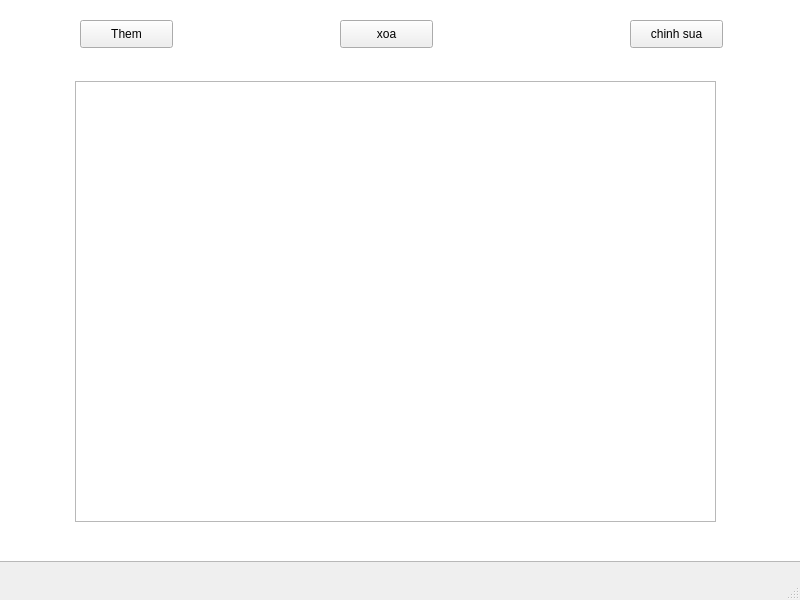
TranThaiHungXiKe/pti, file ui/main.ui: the form before one commit.
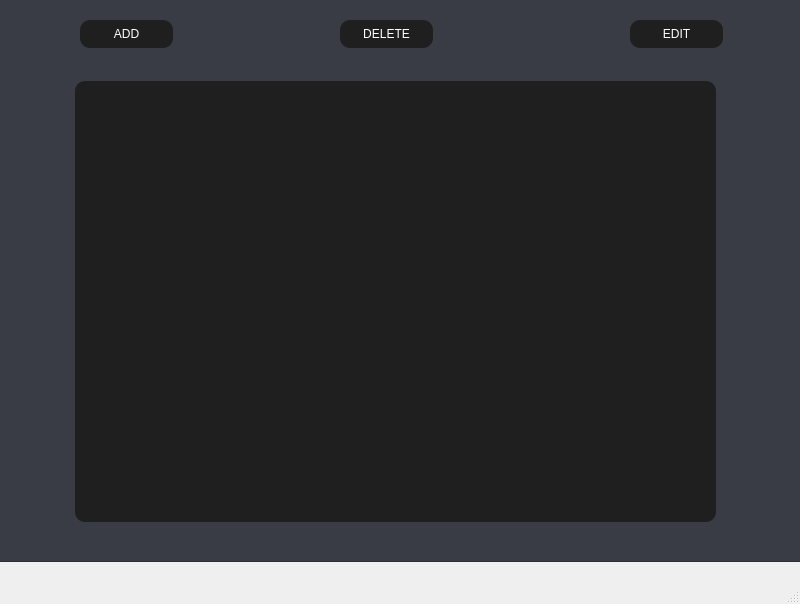
The form after the commit.

```diff
--- a/ui/main.ui
+++ b/ui/main.ui
@@ -7,7 +7,7 @@
     <x>0</x>
     <y>0</y>
     <width>800</width>
-    <height>600</height>
+    <height>604</height>
    </rect>
   </property>
   <property name="windowTitle">
@@ -23,6 +23,9 @@
       <height>571</height>
      </rect>
     </property>
+    <property name="styleSheet">
+     <string notr="true">background-color: rgb(57, 60, 68)</string>
+    </property>
    </widget>
    <widget class="QPushButton" name="pushButton">
     <property name="geometry">
@@ -33,8 +36,11 @@
       <height>28</height>
      </rect>
     </property>
+    <property name="styleSheet">
+     <string notr="true">border-radius:10px;background-color:rgb(31, 31, 31);COLOR:rgb(255, 255, 255)</string>
+    </property>
     <property name="text">
-     <string>Them</string>
+     <string>ADD</string>
     </property>
    </widget>
    <widget class="QPushButton" name="pushButton_2">
@@ -46,8 +52,11 @@
       <height>28</height>
      </rect>
     </property>
+    <property name="styleSheet">
+     <string notr="true">border-radius:10px;background-color:rgb(31, 31, 31);COLOR:rgb(255, 255, 255)</string>
+    </property>
     <property name="text">
-     <string>xoa</string>
+     <string>DELETE</string>
     </property>
    </widget>
    <widget class="QPushButton" name="pushButton_3">
@@ -59,8 +68,11 @@
       <height>28</height>
      </rect>
     </property>
+    <property name="styleSheet">
+     <string notr="true">border-radius:10px;background-color:rgb(31, 31, 31);COLOR:rgb(255, 255, 255)</string>
+    </property>
     <property name="text">
-     <string>chinh sua</string>
+     <string>EDIT</string>
     </property>
    </widget>
    <widget class="QListWidget" name="List_cook">
@@ -72,6 +84,9 @@
       <height>441</height>
      </rect>
     </property>
+    <property name="styleSheet">
+     <string notr="true">border-radius:10px;background-color:rgb(31, 31, 31);color:rgb(255, 255, 255)</string>
+    </property>
    </widget>
   </widget>
   <widget class="QMenuBar" name="menubar">
```
Left out of the diff: 6 changed lines with no effect on the pictures.
